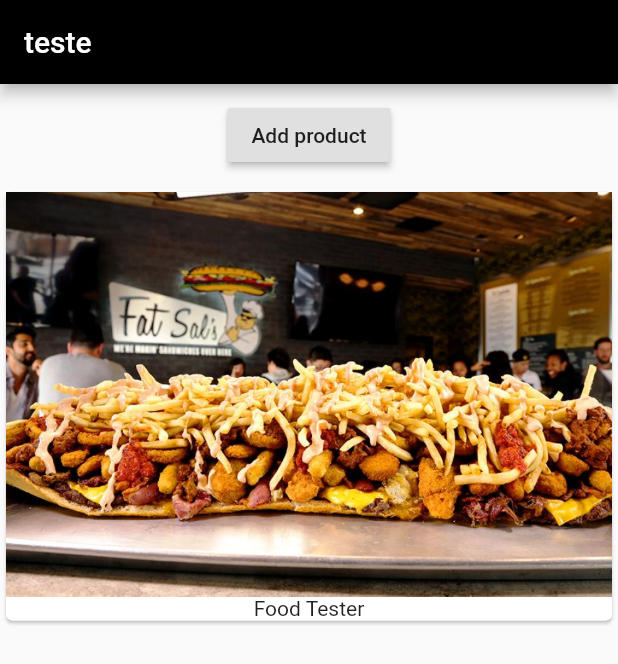
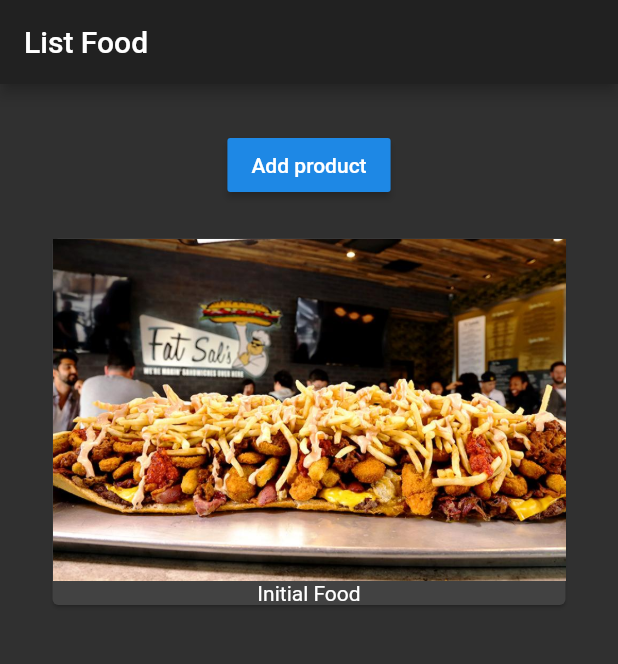
Before and after one commit to vNNi/FlutterApp, a Flutter app: the screen it shows after launch, on a phone screen of 412 x 824 dp. Shown: the top 664 px of the screen. Run offline on Flutter 3.47's test engine with Material 2 defaults, Android fonts, the phone set to English and light mode, and no system bars.

Commit message:
adjust code

```diff
--- a/lib/MySimpleHome.dart
+++ b/lib/MySimpleHome.dart
@@ -1,45 +1,33 @@
 import 'package:flutter/material.dart';
+import 'product_manager.dart';
 
 class MySimpleHome extends StatefulWidget {
   @override
   State<StatefulWidget> createState() {
     // TODO: implement createState
-    return _MyAppState();
+    return _MySimpleHomeState();
   }
 }
 
-class _MyAppState extends State<MySimpleHome> {
-  List<String> _products = ['Food Tester'];
+class _MySimpleHomeState extends State<MySimpleHome> {
+  Color _theme;
+  initState() {
+    _theme = ThemeData.dark().scaffoldBackgroundColor;
+    super.initState();
+  }
+
   @override
   Widget build(BuildContext context) {
     return Scaffold(
       appBar: AppBar(
-        title: Text("teste"),
-        backgroundColor: Colors.black,
+        title: Text("List Food"),
+        backgroundColor: Theme.of(context).primaryColor,
       ),
-      body: Column(
+      body: ListView(
+        shrinkWrap: true,
+        padding: const EdgeInsets.all(20.0),
         children: <Widget>[
-          Container(
-            margin: EdgeInsets.all(10.0),
-            child: RaisedButton(
-              onPressed: () {
-                _products.add("Food Tester 2");
-              },
-              child: Text("Add product"),
-            ),
-          ),
-          Column(
-            children: _products
-                .map((el) => Card(
-                      child: Column(
-                        children: <Widget>[
-                          Image.asset('assets/paradise.jpeg'),
-                          Text(el.toString())
-                        ],
-                      ),
-                    ))
-                .toList(),
-          ),
+          ProductManager(startingProduct: 'Initial Food'),
         ],
       ),
     );
--- a/lib/main.dart
+++ b/lib/main.dart
@@ -4,22 +4,12 @@ import 'MySimpleHome.dart';
 void main() => runApp(MyApp());
 
 class MyApp extends StatelessWidget {
-  // This widget is the root of your application.
   @override
   Widget build(BuildContext context) {
     return MaterialApp(
       title: 'Flutter Demo',
       theme: ThemeData(
-        // This is the theme of your application.
-        //
-        // Try running your application with "flutter run". You'll see the
-        // application has a blue toolbar. Then, without quitting the app, try
-        // changing the primarySwatch below to Colors.green and then invoke
-        // "hot reload" (press "r" in the console where you ran "flutter run",
-        // or simply save your changes to "hot reload" in a Flutter IDE).
-        // Notice that the counter didn't reset back to zero; the application
-        // is not restarted.
-        primarySwatch: Colors.green,
+        brightness: Brightness.dark,
       ),
       home: MySimpleHome()
     );
--- /dev/null
+++ b/lib/product_control.dart
@@ -0,0 +1,16 @@
+import 'package:flutter/material.dart';
+import 'dart:math' show Random;
+
+class ProductControl extends StatelessWidget{
+  final Function addProduct;
+  ProductControl(this.addProduct);
+  @override
+  Widget build(BuildContext context) {
+    return RaisedButton(
+          onPressed: () {
+            addProduct('Food Tester ${Random().nextInt(100).toString()}');
+          },
+          child: Text("Add product"),
+        );
+  }
+}
--- /dev/null
+++ b/lib/product_manager.dart
@@ -0,0 +1,38 @@
+import 'package:flutter/material.dart';
+import 'products.dart';
+import 'dart:math';
+import 'product_control.dart';
+
+class ProductManager extends StatefulWidget {
+  final String startingProduct;
+
+  ProductManager({ this.startingProduct = 'Initial Food'});
+  get startProduct => this.startingProduct;
+  @override
+  _ProductManagerState createState() => _ProductManagerState();
+}
+
+class _ProductManagerState extends State<ProductManager> {
+  List<String> _products = [];
+  @override
+  void initState() {
+    _products.add(widget.startingProduct);
+    super.initState();
+  }
+   _addProduct(String product){
+    setState(() {
+      _products.add(product);
+    });
+  }
+  @override
+  Widget build(BuildContext context) {
+
+    return Column(children: <Widget>[
+      Container(
+        margin: EdgeInsets.all(10.0),
+        child: ProductControl(this._addProduct)
+      ),
+      Products(_products),
+    ]);
+  }
+}
--- /dev/null
+++ b/lib/products.dart
@@ -0,0 +1,22 @@
+import 'package:flutter/material.dart';
+
+class Products extends StatelessWidget {
+  final List<String> products;
+  Products(this.products);
+  @override
+  Widget build(BuildContext context) {
+    return Column(
+      children: products
+          .map((el) => Card(
+                margin: EdgeInsets.all(15.0),
+                child: Column(
+                  children: <Widget>[
+                    Image.asset('assets/paradise.jpeg'),
+                    Text(el.toString())
+                  ],
+                ),
+              ))
+          .toList(),
+    );
+  }
+}
```
Also changed, not shown: 1 other file.
